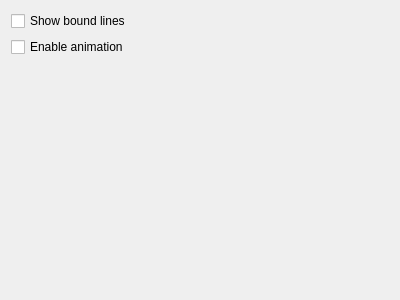
Qt form gameconfig.ui (KDE/klickety) before a commit.
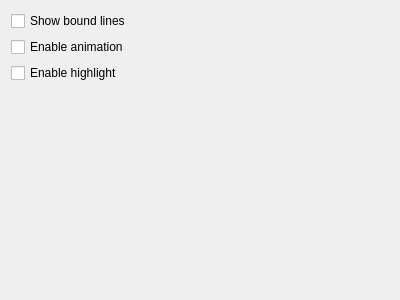
The same form after that commit.

Commit message: add highlight support apply theme chenge correctly use a more generic function to remove/highlight/unhighlight add KSame theme

```diff
--- a/gameconfig.ui
+++ b/gameconfig.ui
@@ -30,6 +30,16 @@
      </property>
     </widget>
    </item>
+   <item>
+    <widget class="QCheckBox" name="kcfg_EnableHighlight" >
+     <property name="whatsThis" >
+      <string>Enable highlight</string>
+     </property>
+     <property name="text" >
+      <string>Enable highlight</string>
+     </property>
+    </widget>
+   </item>
    <item>
     <spacer>
      <property name="orientation" >
```
The commit also changes 12 other files.
